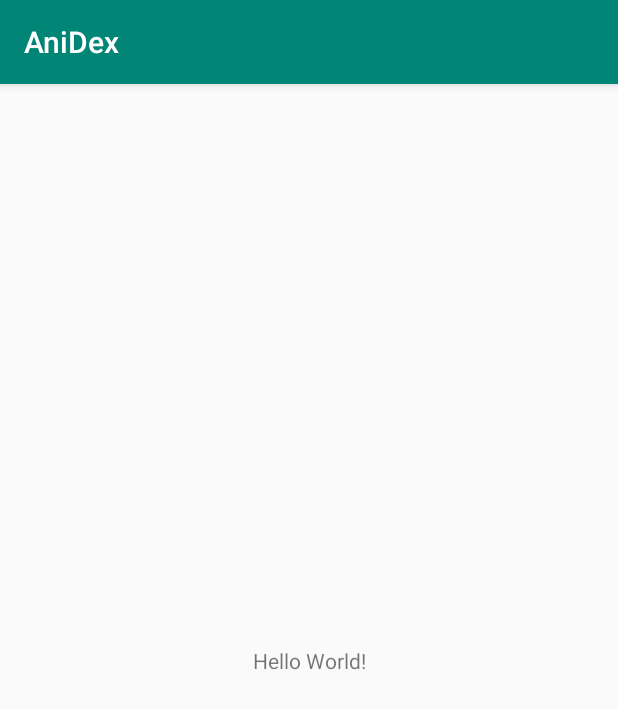
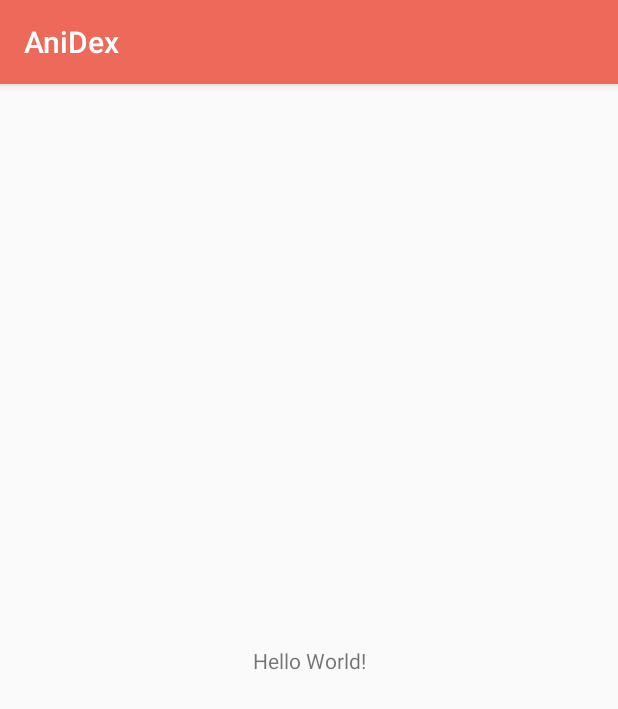
Before and after one commit to alengozy/AniDex, an Android app: the screen it shows after launch (MainActivity), on a phone screen of 412 x 824 dp. Shown: the top 709 px of the screen. Run offline under Robolectric (Android 15) with nearby library versions, the phone set to English and light mode, and no system bars.

Commit message:
General project structure added, values set up

```diff
--- a/app/build.gradle
+++ b/app/build.gradle
@@ -35,6 +35,9 @@ dependencies {
     implementation 'io.reactivex.rxjava3:rxandroid:3.0.0'
     implementation 'io.reactivex.rxjava3:rxjava:3.0.0'
     implementation 'com.squareup.retrofit2:retrofit:2.7.1'
+    implementation "com.squareup.retrofit2:adapter-rxjava3:2.7.1"
+    implementation "com.squareup.retrofit2:converter-gson:2.7.1"
+    implementation "com.github.akarnokd:rxjava3-retrofit-adapter:3.0.0-RC8"
     implementation 'com.google.android.material:material:1.1.0'
     implementation 'com.jakewharton.rxrelay2:rxrelay:2.1.1'
 }
--- a/app/src/main/AndroidManifest.xml
+++ b/app/src/main/AndroidManifest.xml
@@ -1,7 +1,7 @@
 <?xml version="1.0" encoding="utf-8"?>
 <manifest xmlns:android="http://schemas.android.com/apk/res/android"
     package="com.example.anidex">
-
+    <uses-permission android:name="android.permission.INTERNET" />
     <application
         android:allowBackup="true"
         android:icon="@mipmap/ic_launcher"
@@ -9,6 +9,7 @@
         android:roundIcon="@mipmap/ic_launcher_round"
         android:supportsRtl="true"
         android:theme="@style/AppTheme">
+
         <activity android:name=".MainActivity">
             <intent-filter>
                 <action android:name="android.intent.action.MAIN" />
@@ -16,6 +17,9 @@
                 <category android:name="android.intent.category.LAUNCHER" />
             </intent-filter>
         </activity>
+        <activity android:name=".DetailsActivity">
+
+        </activity>
     </application>
 
 </manifest>
--- /dev/null
+++ b/app/src/main/java/com/example/anidex/model/Anime.kt
@@ -0,0 +1 @@
+package com.example.anidex.model
--- /dev/null
+++ b/app/src/main/java/com/example/anidex/model/Manga.kt
@@ -0,0 +1 @@
+package com.example.anidex.model
--- /dev/null
+++ b/app/src/main/java/com/example/anidex/network/APIService.kt
@@ -0,0 +1,3 @@
+package com.example.anidex.network
+
+interface APIService {}
--- a/app/src/main/res/values/colors.xml
+++ b/app/src/main/res/values/colors.xml
@@ -1,6 +1,9 @@
 <?xml version="1.0" encoding="utf-8"?>
 <resources>
-    <color name="colorPrimary">#008577</color>
-    <color name="colorPrimaryDark">#00574B</color>
-    <color name="colorAccent">#D81B60</color>
+    <color name="colorPrimary">#ED6A5A</color>
+    <color name="colorPrimaryDark">#D64933</color>
+    <color name="colorAccent">#ED3821</color>
+    <color name="bgColor">#9BC1BC</color>
+    <color name="anime_title">#4c4c4c</color>
+    <color name="white">#FFFFFF</color>
 </resources>
```
Also changed, not shown: app/src/main/java/com/example/anidex/DetailsActivity.kt (added, +8 -0 lines), app/src/main/res/values/dimensions.xml (added, +17 -0 lines), app/src/main/res/values/strings.xml (+11 -0 lines).
